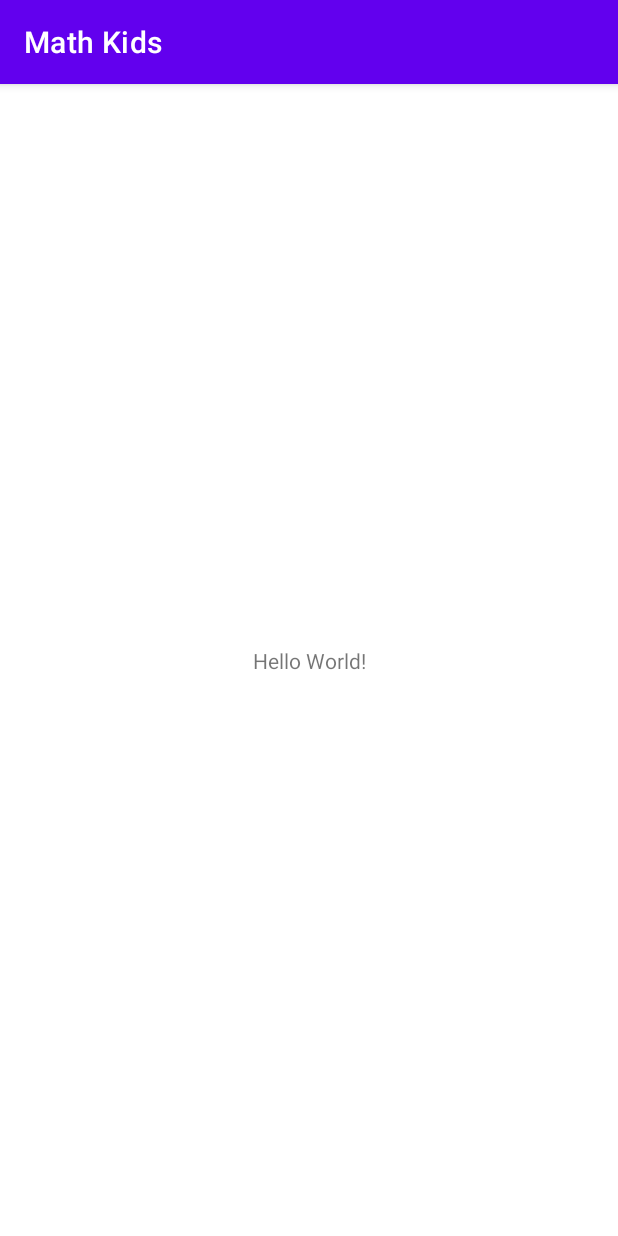
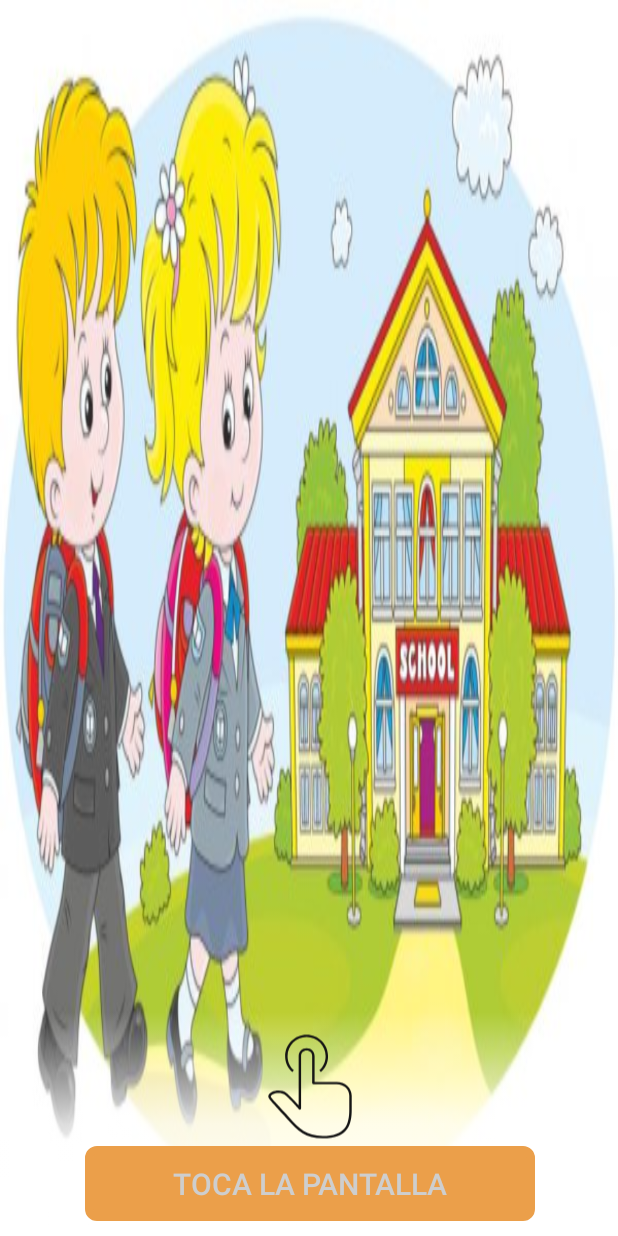
Before and after one commit to DarlingBuenano/Math_Kids, an Android app: the screen it shows after launch (MainActivity), on a phone screen of 412 x 824 dp. Run offline under Robolectric (Android 15) with nearby library versions, the phone set to English and light mode, and no system bars.

Commit message:
Pantalla de inicio terminada

```diff
--- a/app/src/main/AndroidManifest.xml
+++ b/app/src/main/AndroidManifest.xml
@@ -8,7 +8,10 @@
         android:label="@string/app_name"
         android:roundIcon="@mipmap/ic_launcher_round"
         android:supportsRtl="true"
-        android:theme="@style/Theme.MathKids">
+        android:theme="@style/TemaKids">
+        <activity
+            android:name=".OpcionesActivity"
+            android:exported="true"/>
         <activity
             android:name=".MainActivity"
             android:exported="true">
--- /dev/null
+++ b/app/src/main/java/software/mathkids/OpcionesActivity.java
@@ -0,0 +1,14 @@
+package software.mathkids;
+
+import androidx.appcompat.app.AppCompatActivity;
+
+import android.os.Bundle;
+
+public class OpcionesActivity extends AppCompatActivity {
+
+    @Override
+    protected void onCreate(Bundle savedInstanceState) {
+        super.onCreate(savedInstanceState);
+        setContentView(R.layout.activity_opciones);
+    }
+}
--- /dev/null
+++ b/app/src/main/res/drawable/blanco_degradado.xml
@@ -0,0 +1,13 @@
+<?xml version="1.0" encoding="utf-8"?>
+<selector xmlns:android="http://schemas.android.com/apk/res/android">
+    <item>
+        <shape android:shape="rectangle">
+            <gradient
+                android:startColor="@color/blancoG1"
+                android:centerColor="@color/blancoG2"
+                android:endColor="@color/transparente"
+                android:type="linear"
+                android:angle="90"/>
+        </shape>
+    </item>
+</selector>
--- /dev/null
+++ b/app/src/main/res/drawable/boton.xml
@@ -0,0 +1,10 @@
+<?xml version="1.0" encoding="utf-8"?>
+<shape
+    xmlns:android="http://schemas.android.com/apk/res/android"
+    android:shape="rectangle">
+    <size android:width="300dp"
+        android:height="50dp"/>
+    <stroke android:width="5dp"
+        android:color="@color/white"/>
+    <corners android:radius="5dp"/>
+</shape>
--- /dev/null
+++ b/app/src/main/res/drawable/touch.xml
@@ -0,0 +1,10 @@
+<vector xmlns:android="http://schemas.android.com/apk/res/android"
+    android:width="50dp"
+    android:height="50dp"
+    android:viewportWidth="32"
+    android:viewportHeight="32">
+  <path
+      android:fillColor="@color/texto"
+      android:strokeWidth="50"
+      android:pathData="M19.77,31.36c-5.067,0 -7.409,-2.218 -10.404,-5.602c-0.844,-0.953 -3.435,-3.76 -3.435,-3.76L5.43,21.444c-1.217,-1.339 -1.79,-2.018 -1.79,-2.459c0,-0.541 0.374,-1.022 1.052,-1.357c1.188,-0.586 3.129,-0.646 4.319,0.269c0.895,0.688 2.677,2.611 3.629,3.663V7c0,-1.388 0.968,-2.357 2.354,-2.36c0,0 0,0 0.001,0c0,0 0.001,0 0.003,0c0.001,0 0.002,0 0.003,0C16.391,4.643 17.36,5.612 17.36,7v7.64h6.552c2.536,0 4.448,1.778 4.448,4.136v4.01C28.36,27.239 27.319,31.36 19.77,31.36zM6.465,21.516c0.002,0.002 2.595,2.811 3.44,3.767c2.865,3.236 5.099,5.357 9.865,5.357c6.532,0 7.87,-3.14 7.87,-7.854v-4.01c0,-1.948 -1.603,-3.417 -3.728,-3.417H17c-0.199,0 -0.36,-0.161 -0.36,-0.36V7c0,-0.98 -0.66,-1.639 -1.642,-1.64C14.019,5.361 13.36,6.02 13.36,7v15.5c0,0.149 -0.092,0.283 -0.232,0.337c-0.139,0.054 -0.298,0.015 -0.397,-0.099c-0.03,-0.033 -2.983,-3.368 -4.158,-4.271c-0.925,-0.709 -2.589,-0.673 -3.562,-0.192c-0.413,0.203 -0.65,0.463 -0.65,0.711c0.057,0.274 1.063,1.38 1.603,1.975L6.465,21.516zM10.755,11.729C9.407,10.535 8.634,8.811 8.634,7c0,-3.507 2.853,-6.36 6.36,-6.36s6.36,2.853 6.36,6.36c0,1.811 -0.773,3.534 -2.121,4.729l-0.479,-0.539c1.194,-1.058 1.879,-2.585 1.879,-4.19c0,-3.11 -2.529,-5.64 -5.64,-5.64c-3.11,0 -5.64,2.53 -5.64,5.64c0,1.605 0.685,3.133 1.879,4.19L10.755,11.729z"/>
+</vector>
--- a/app/src/main/res/layout/activity_main.xml
+++ b/app/src/main/res/layout/activity_main.xml
@@ -4,15 +4,36 @@
     xmlns:tools="http://schemas.android.com/tools"
     android:layout_width="match_parent"
     android:layout_height="match_parent"
-    tools:context=".MainActivity">
+    tools:context=".MainActivity"
+    android:orientation="horizontal"
+    android:background="@drawable/inicio_1">
 
-    <TextView
-        android:layout_width="wrap_content"
-        android:layout_height="wrap_content"
-        android:text="Hello World!"
+    <LinearLayout
+        android:layout_width="731dp"
+        android:layout_height="149dp"
+        android:background="@drawable/blanco_degradado"
+        android:gravity="center"
+        android:orientation="vertical"
         app:layout_constraintBottom_toBottomOf="parent"
-        app:layout_constraintLeft_toLeftOf="parent"
-        app:layout_constraintRight_toRightOf="parent"
-        app:layout_constraintTop_toTopOf="parent" />
+        app:layout_constraintEnd_toEndOf="parent"
+        app:layout_constraintStart_toStartOf="parent">
+
+        <ImageView
+            android:id="@+id/imageView"
+            android:layout_width="72dp"
+            android:layout_height="79dp"
+            app:srcCompat="@drawable/touch" />
+
+        <Button
+            android:id="@+id/button"
+            style="@style/Widget.AppCompat.Button"
+            android:layout_width="wrap_content"
+            android:layout_height="wrap_content"
+            android:background="@drawable/boton"
+            android:text="TOCA LA PANTALLA"
+            android:textAllCaps="false"
+            android:textSize="20sp" />
+
+    </LinearLayout>
 
 </androidx.constraintlayout.widget.ConstraintLayout>
--- /dev/null
+++ b/app/src/main/res/layout/activity_opciones.xml
@@ -0,0 +1,10 @@
+<?xml version="1.0" encoding="utf-8"?>
+<androidx.constraintlayout.widget.ConstraintLayout xmlns:android="http://schemas.android.com/apk/res/android"
+    xmlns:app="http://schemas.android.com/apk/res-auto"
+    xmlns:tools="http://schemas.android.com/tools"
+    android:layout_width="match_parent"
+    android:layout_height="match_parent"
+    tools:context=".OpcionesActivity"
+    android:orientation="horizontal">
+
+</androidx.constraintlayout.widget.ConstraintLayout>
--- a/app/src/main/res/values/colors.xml
+++ b/app/src/main/res/values/colors.xml
@@ -7,4 +7,16 @@
     <color name="teal_700">#FF018786</color>
     <color name="black">#FF000000</color>
     <color name="white">#FFFFFFFF</color>
+
+
+    <color name="cards">#ffffff</color>
+    <color name="botones">#eb9f4a</color>
+    <color name="fondo">#fbf5f2</color>
+    <color name="texto">#151515</color>
+    <color name="textoPrimario">#ffffff</color>
+    <color name="textoSecundario">#cecece</color>
+
+    <color name="blancoG1">#FFFFFF</color>
+    <color name="blancoG2">#CDFFFFFF</color>
+    <color name="transparente">#00FFFFFF</color>
 </resources>
--- /dev/null
+++ b/app/src/main/res/values/tema_app.xml
@@ -0,0 +1,21 @@
+<?xml version="1.0" encoding="utf-8"?>
+<resources>
+    <style name="TemaKids" parent="Theme.MaterialComponents.DayNight.NoActionBar">
+
+        <item name="colorPrimary">@color/botones</item> <!--Color para los botones-->
+        <item name="colorPrimaryVariant">@color/textoPrimario</item> <!--Color para la fuente del boton primary-->
+        <item name="colorOnPrimary">@color/textoSecundario</item> <!--Color para la fuente cuando el primario esta seleccionado-->
+
+        <item name="colorSurface">@color/texto</item> <!--Color para la fuente de una tarjeta-->
+        <item name="colorOnSurface">@color/texto</item> <!--Color para la fuente-->
+
+        <item name="android:colorBackground">@color/fondo</item> <!--Color para el fondo-->
+        <item name="android:colorForeground">@color/texto</item> <!--Color para el texto de os inputs-->
+
+        <item name="colorSecondary">@color/botones</item> <!--Color para botones flotantes, check, radiobutton, etc-->
+        <item name="colorSecondaryVariant">@color/textoPrimario</item> <!--Color de letra para el Secundary-->
+        <item name="colorOnSecondary">@color/textoSecundario</item> <!--Color de letra cuando el Secundary esta seleccionado-->
+
+        <item name="android:textColor">@color/texto</item> <!--Color de letra para textos, etc-->
+    </style>
+</resources>
```
Also changed, not shown: app/src/main/res/drawable-ldltr/inicio_1.jpg (added).
